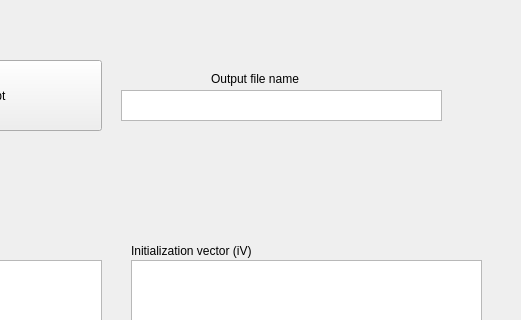
The window that gui/mainwindow.ui (rvndsy/aes-128) describes before a commit, drawn with Qt 5; both pictures show x 279 to 800 and y 0 to 320 of the 800 by 600 pixel window.
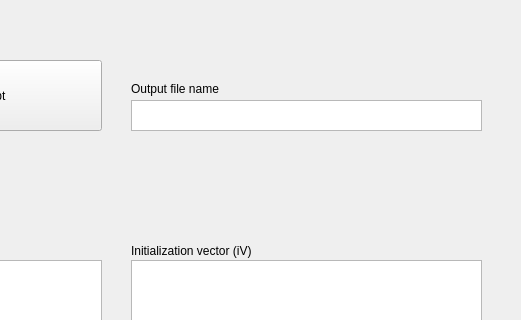
The same window after the commit.

What changed in the file:
```diff
--- a/gui/mainwindow.ui
+++ b/gui/mainwindow.ui
@@ -174,8 +174,8 @@
    <widget class="QLabel" name="outputFileNameLabel">
     <property name="geometry">
      <rect>
-      <x>490</x>
-      <y>70</y>
+      <x>410</x>
+      <y>80</y>
       <width>111</width>
       <height>18</height>
      </rect>
@@ -187,9 +187,9 @@
    <widget class="QPlainTextEdit" name="writeFileNameInput">
     <property name="geometry">
      <rect>
-      <x>400</x>
-      <y>90</y>
-      <width>321</width>
+      <x>410</x>
+      <y>100</y>
+      <width>351</width>
       <height>31</height>
      </rect>
     </property>
```
Left out of the diff: 4 changed lines with no effect on the pictures.
